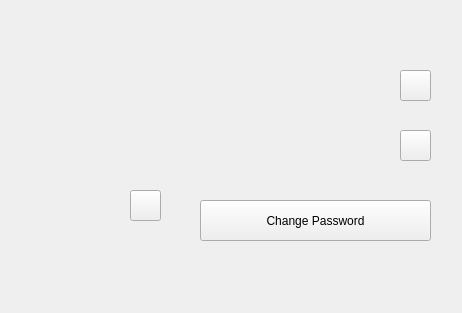
letol/shared-editor, file updateformdialog.ui: the form before one commit.
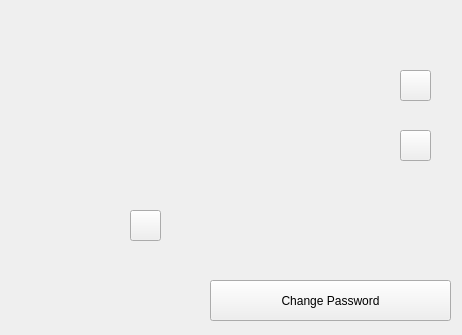
The form after the commit. Icons and pictures are not drawn.

```diff
--- a/updateformdialog.ui
+++ b/updateformdialog.ui
@@ -7,7 +7,7 @@
     <x>0</x>
     <y>0</y>
     <width>462</width>
-    <height>313</height>
+    <height>335</height>
    </rect>
   </property>
   <property name="windowTitle">
@@ -16,10 +16,10 @@
   <widget class="QLabel" name="image">
    <property name="geometry">
     <rect>
-     <x>30</x>
+     <x>20</x>
      <y>60</y>
-     <width>131</width>
-     <height>131</height>
+     <width>141</width>
+     <height>151</height>
     </rect>
    </property>
    <property name="text">
@@ -55,9 +55,9 @@
   <widget class="QPushButton" name="passwordChange">
    <property name="geometry">
     <rect>
-     <x>200</x>
-     <y>200</y>
-     <width>231</width>
+     <x>210</x>
+     <y>280</y>
+     <width>241</width>
      <height>41</height>
     </rect>
    </property>
@@ -114,7 +114,7 @@
    <property name="geometry">
     <rect>
      <x>130</x>
-     <y>190</y>
+     <y>210</y>
      <width>31</width>
      <height>31</height>
     </rect>
@@ -137,9 +137,35 @@
   <widget class="QLabel" name="error">
    <property name="geometry">
     <rect>
-     <x>20</x>
-     <y>250</y>
-     <width>431</width>
+     <x>10</x>
+     <y>260</y>
+     <width>191</width>
+     <height>51</height>
+    </rect>
+   </property>
+   <property name="text">
+    <string/>
+   </property>
+  </widget>
+  <widget class="QLabel" name="nickname">
+   <property name="geometry">
+    <rect>
+     <x>200</x>
+     <y>180</y>
+     <width>171</width>
+     <height>51</height>
+    </rect>
+   </property>
+   <property name="text">
+    <string/>
+   </property>
+  </widget>
+  <widget class="QLabel" name="email">
+   <property name="geometry">
+    <rect>
+     <x>200</x>
+     <y>230</y>
+     <width>241</width>
      <height>51</height>
     </rect>
    </property>
```
Left out of the diff: 2 changed lines with no effect on the pictures.
